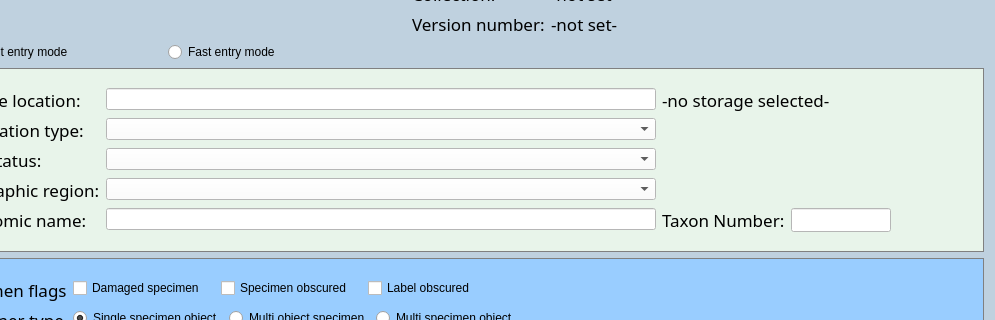
The window that MassDigitizer/ui/specimendataentry.ui (NHMDenmark/Mass-Digitizer) describes before a commit, drawn with Qt 5; both pictures show x 85 to 1080 and y 89 to 409 of the 1080 by 720 pixel window.
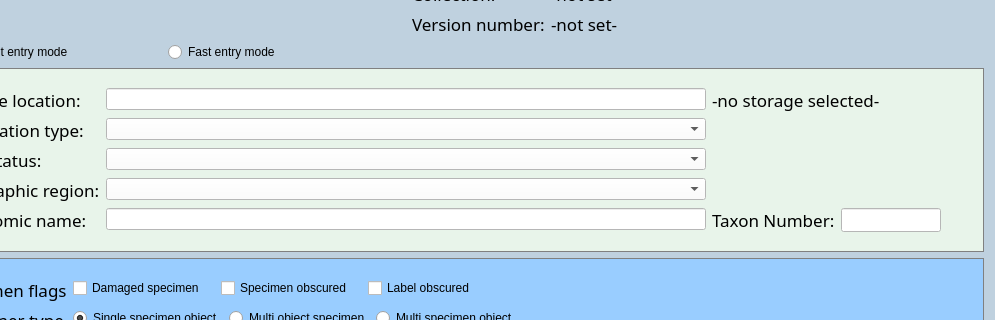
The same window after the commit. Icons and pictures are not drawn.

Commit message: Basic operation of taxon name auto suggestion

Patch:
```diff
--- a/MassDigitizer/ui/specimendataentry.ui
+++ b/MassDigitizer/ui/specimendataentry.ui
@@ -310,7 +310,7 @@
            <widget class="QLineEdit" name="inpStorage">
             <property name="minimumSize">
              <size>
-              <width>550</width>
+              <width>600</width>
               <height>0</height>
              </size>
             </property>
```
The commit also changes 2 other files.
